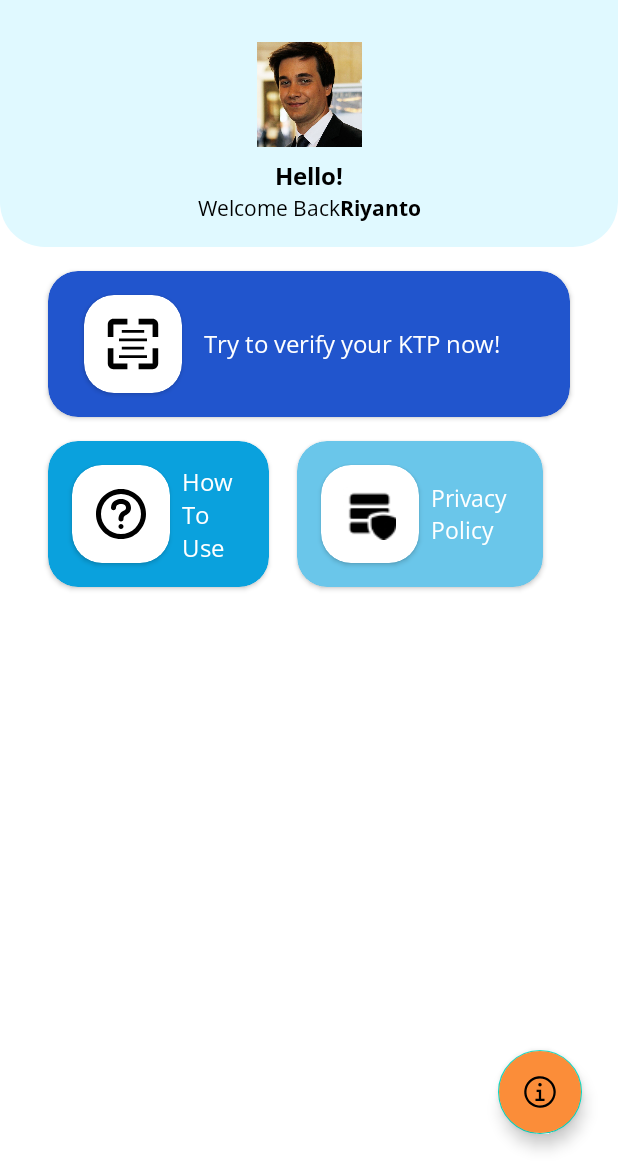
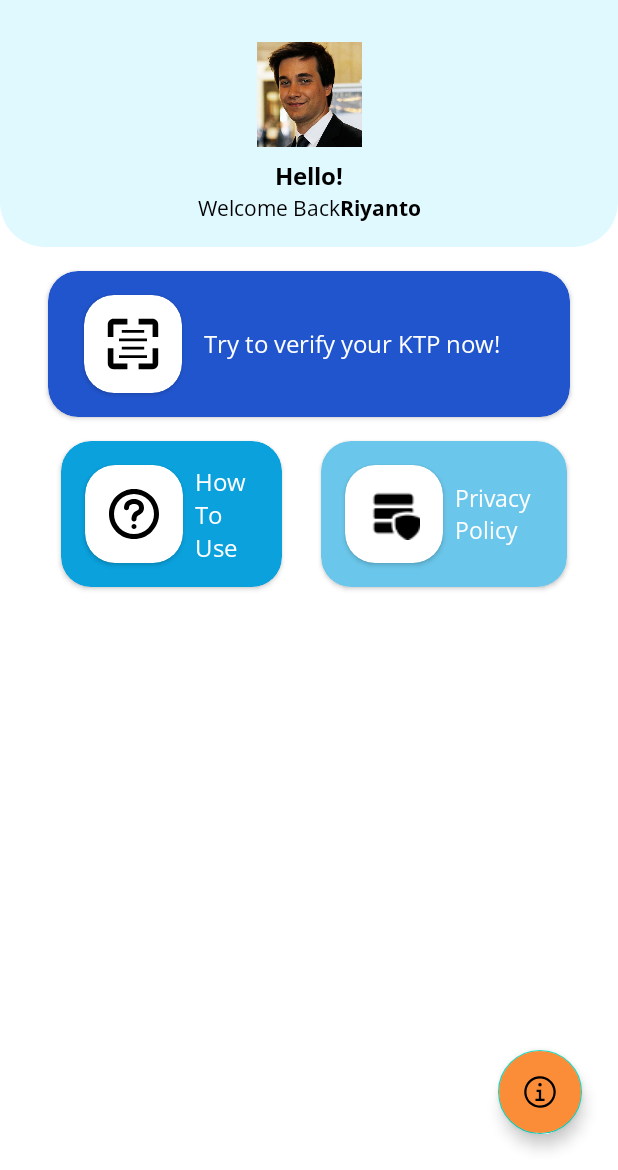
Before and after one commit to capstone-bangkeith/validin-apps, an Android app: the screen it shows after launch once a user with an empty profile is signed in (MainActivity), on a phone screen of 412 x 824 dp, the part 66-1236 px from its top. Run offline under Robolectric (Android 15) with nearby library versions, the phone set to English and light mode, and no system bars; our stand-ins replace Firebase (no records; nobody signed in at launch, a user with empty details on screens opened directly).

Commit message:
custom toast & guideline

```diff
--- a/app/src/main/java/com/safiraak/validin/presentation/view/MainActivity.kt
+++ b/app/src/main/java/com/safiraak/validin/presentation/view/MainActivity.kt
@@ -4,7 +4,9 @@ import android.content.Intent
 import android.graphics.BitmapFactory
 import androidx.appcompat.app.AppCompatActivity
 import android.os.Bundle
+import android.view.Gravity
 import android.view.MenuItem
+import android.view.View
 import android.widget.Toast
 import androidx.activity.result.contract.ActivityResultContracts
 import androidx.appcompat.app.ActionBarDrawerToggle
--- a/app/src/main/java/com/safiraak/validin/presentation/view/VerificationActivity1.kt
+++ b/app/src/main/java/com/safiraak/validin/presentation/view/VerificationActivity1.kt
@@ -40,7 +40,7 @@ class VerificationActivity1 : AppCompatActivity() {
 
         binding.verifButNext.setOnClickListener { startActivity(Intent(this, VerificationActivity2::class.java)) }
         binding.verifButCapagain.setOnClickListener {
-            startActivity(Intent(this, MainActivity::class.java))
+            startActivity(Intent(this, CameraxActivity::class.java))
             finish()
         }
     }
--- a/app/src/main/res/layout/main_app_bar.xml
+++ b/app/src/main/res/layout/main_app_bar.xml
@@ -65,19 +65,19 @@
                 android:id="@+id/img_baseprofile"
                 android:layout_width="70dp"
                 android:layout_height="70dp"
+                android:contentDescription="@string/user_photo_profile"
                 android:src="@drawable/pierre"
                 app:layout_constraintEnd_toEndOf="parent"
                 app:layout_constraintStart_toStartOf="parent"
-                app:layout_constraintTop_toTopOf="parent"
-                android:contentDescription="@string/user_photo_profile" />
+                app:layout_constraintTop_toTopOf="parent" />
 
             <TextView
                 android:id="@+id/tv_hello"
+                style="@style/text_disp_black.bold.title"
                 android:layout_width="wrap_content"
                 android:layout_height="wrap_content"
                 android:layout_marginTop="8dp"
                 android:text="@string/hello"
-                style="@style/text_disp_black.bold.title"
                 app:layout_constraintEnd_toEndOf="parent"
                 app:layout_constraintStart_toStartOf="parent"
                 app:layout_constraintTop_toBottomOf="@+id/img_baseprofile" />
@@ -92,20 +92,20 @@
 
                 <TextView
                     android:id="@+id/tv_welcome"
+                    style="@style/text_disp_black"
                     android:layout_width="wrap_content"
                     android:layout_height="19dp"
                     android:text="@string/welcome"
-                    style="@style/text_disp_black"
                     android:textSize="14sp"
                     app:layout_constraintStart_toStartOf="parent"
                     app:layout_constraintTop_toTopOf="parent" />
 
                 <TextView
                     android:id="@+id/tv_uname"
+                    style="@style/text_disp_black.bold"
                     android:layout_width="wrap_content"
                     android:layout_height="wrap_content"
                     android:text="@string/username"
-                    style="@style/text_disp_black.bold"
                     android:textSize="14sp"
                     app:layout_constraintStart_toEndOf="@+id/tv_welcome"
                     app:layout_constraintTop_toTopOf="parent" />
@@ -123,8 +123,8 @@
             android:layout_marginEnd="32dp"
             android:backgroundTint="@color/blue_back"
             app:cardCornerRadius="20dp"
-            app:layout_constraintEnd_toEndOf="parent"
-            app:layout_constraintStart_toStartOf="parent"
+            app:layout_constraintEnd_toStartOf="@+id/guide_cardEnd"
+            app:layout_constraintStart_toStartOf="@id/guide_card"
             app:layout_constraintTop_toBottomOf="@+id/extend_appBar">
 
             <androidx.constraintlayout.widget.ConstraintLayout
@@ -148,18 +148,18 @@
                         android:layout_width="wrap_content"
                         android:layout_height="wrap_content"
                         android:layout_gravity="center"
-                        android:src="@drawable/ic_ooui_ocr"
-                        android:contentDescription="@string/icon_ocr" />
+                        android:contentDescription="@string/icon_ocr"
+                        android:src="@drawable/ic_ooui_ocr" />
 
                 </androidx.cardview.widget.CardView>
 
                 <TextView
                     android:id="@+id/tv_title_ocr"
+                    style="@style/text_input"
                     android:layout_width="wrap_content"
                     android:layout_height="wrap_content"
                     android:layout_marginEnd="32dp"
                     android:text="@string/title_verify_home"
-                    style="@style/text_input"
                     app:layout_constraintBottom_toBottomOf="parent"
                     app:layout_constraintEnd_toEndOf="parent"
                     app:layout_constraintStart_toEndOf="@+id/card_iconocr"
@@ -176,7 +176,8 @@
             android:layout_marginTop="16dp"
             android:backgroundTint="@color/light_blue_back"
             app:cardCornerRadius="20dp"
-            app:layout_constraintStart_toStartOf="@+id/card_cam"
+            app:layout_constraintEnd_toStartOf="@+id/guide_space"
+            app:layout_constraintStart_toStartOf="@+id/guide_card"
             app:layout_constraintTop_toBottomOf="@+id/card_cam">
 
             <androidx.constraintlayout.widget.ConstraintLayout
@@ -200,19 +201,19 @@
                         android:layout_width="wrap_content"
                         android:layout_height="wrap_content"
                         android:layout_gravity="center"
-                        android:src="@drawable/ic_question"
-                        android:contentDescription="@string/icon_how_to_use" />
+                        android:contentDescription="@string/icon_how_to_use"
+                        android:src="@drawable/ic_question" />
 
                 </androidx.cardview.widget.CardView>
 
                 <TextView
                     android:id="@+id/tv_title_inst"
+                    style="@style/text_input"
                     android:layout_width="wrap_content"
                     android:layout_height="wrap_content"
                     android:layout_marginStart="8dp"
                     android:layout_marginEnd="24dp"
                     android:text="@string/title_how_to_use"
-                    style="@style/text_input"
                     app:layout_constraintBottom_toBottomOf="parent"
                     app:layout_constraintEnd_toEndOf="parent"
                     app:layout_constraintStart_toEndOf="@+id/card_iconinst"
@@ -229,8 +230,8 @@
             android:layout_marginTop="16dp"
             android:backgroundTint="@color/light_blue_sky"
             app:cardCornerRadius="20dp"
-            app:layout_constraintEnd_toEndOf="@+id/card_cam"
-            app:layout_constraintStart_toEndOf="@+id/card_insctruction"
+            app:layout_constraintEnd_toEndOf="@id/guide_cardEnd"
+            app:layout_constraintStart_toStartOf="@+id/guide_spaceEnd"
             app:layout_constraintTop_toBottomOf="@+id/card_cam">
 
             <androidx.constraintlayout.widget.ConstraintLayout
@@ -254,19 +255,19 @@
                         android:layout_width="wrap_content"
                         android:layout_height="wrap_content"
                         android:layout_gravity="center"
-                        android:src="@drawable/dapro"
-                        android:contentDescription="@string/icon_data_privacy" />
+                        android:contentDescription="@string/icon_data_privacy"
+                        android:src="@drawable/dapro" />
 
                 </androidx.cardview.widget.CardView>
 
                 <TextView
                     android:id="@+id/tv_title_policy"
+                    style="@style/text_input"
                     android:layout_width="wrap_content"
                     android:layout_height="wrap_content"
                     android:layout_marginStart="8dp"
                     android:layout_marginEnd="24dp"
                     android:text="@string/title_privacy_policy"
-                    style="@style/text_input"
                     android:textSize="15sp"
                     app:layout_constraintBottom_toBottomOf="parent"
                     app:layout_constraintEnd_toEndOf="parent"
@@ -283,10 +284,38 @@
             android:layout_marginEnd="24dp"
             android:layout_marginBottom="24dp"
             android:backgroundTint="@color/light_orange"
+            android:contentDescription="@string/to_page_about"
             android:src="@drawable/ic_information"
             app:layout_constraintBottom_toBottomOf="parent"
-            app:layout_constraintEnd_toEndOf="parent"
-            android:contentDescription="@string/to_page_about" />
+            app:layout_constraintEnd_toEndOf="parent" />
+
+        <androidx.constraintlayout.widget.Guideline
+            android:id="@+id/guide_card"
+            android:layout_width="wrap_content"
+            android:layout_height="wrap_content"
+            android:orientation="vertical"
+            app:layout_constraintGuide_percent="0.07" />
+
+        <androidx.constraintlayout.widget.Guideline
+            android:id="@+id/guide_cardEnd"
+            android:layout_width="wrap_content"
+            android:layout_height="wrap_content"
+            android:orientation="vertical"
+            app:layout_constraintGuide_percent="0.92" />
+
+        <androidx.constraintlayout.widget.Guideline
+            android:id="@+id/guide_space"
+            android:layout_width="wrap_content"
+            android:layout_height="wrap_content"
+            android:orientation="vertical"
+            app:layout_constraintGuide_percent="0.485" />
+
+        <androidx.constraintlayout.widget.Guideline
+            android:id="@+id/guide_spaceEnd"
+            android:layout_width="wrap_content"
+            android:layout_height="wrap_content"
+            android:orientation="vertical"
+            app:layout_constraintGuide_percent="0.515"/>
 
     </androidx.constraintlayout.widget.ConstraintLayout>
 
--- a/app/src/main/res/values/colors.xml
+++ b/app/src/main/res/values/colors.xml
@@ -14,4 +14,5 @@
     <color name="light_blue_container">#E0F9FF</color>
     <color name="light_orange">#FB8D39</color>
     <color name="red_back">#EA2020</color>
+    <color name="red_light">#FCDADA</color>
 </resources>
--- a/app/src/main/res/values/strings.xml
+++ b/app/src/main/res/values/strings.xml
@@ -23,7 +23,7 @@
     <string name="close">Close</string>
     <string name="verify_status">Unverified</string>
     <string name="hello">Hello!</string>
-    <string name="welcome">Welcome Back</string>
+    <string name="welcome">Welcome Back </string>
     <string name="icon_ocr">Icon OCR</string>
     <string name="title_verify_home">Try to verify your KTP now!</string>
     <string name="icon_how_to_use">Icon how to use</string>
```
Also changed, not shown: app/src/main/java/com/safiraak/validin/presentation/view/CameraxActivity.kt (+24 -0 lines), app/src/main/res/drawable/ic_alert_octagon.xml (added, +27 -0 lines), app/src/main/res/drawable/toast_declinebg.xml (added, +7 -0 lines), app/src/main/res/drawable/toast_instructbg.xml (added, +7 -0 lines), app/src/main/res/layout/toast_decline.xml (added, +25 -0 lines), app/src/main/res/layout/toast_instruction.xml (added, +17 -0 lines), app/src/main/res/alert-octagon.svg (added).
